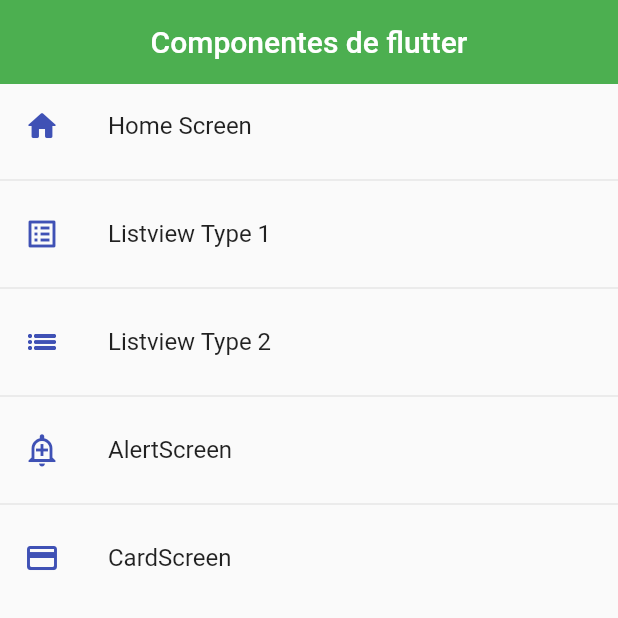
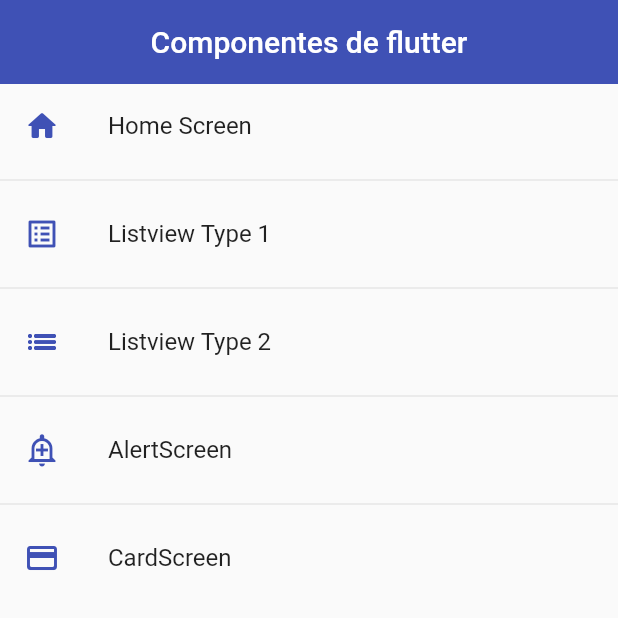
Before and after one commit to SrDaviid/First-project-flutter, a Flutter app: the screen it shows after launch, on a phone screen of 412 x 824 dp, the top half of it. Run offline on Flutter 3.47's test engine with Material 2 defaults, Android fonts, the phone set to English and light mode, and no system bars.

Commit message:
Add floating-button theme & elevated-button theme

```diff
--- a/lib/themes/app_theme.dart
+++ b/lib/themes/app_theme.dart
@@ -11,11 +11,22 @@ class AppTheme {
       primaryColor: Colors.red,
 
       //Appbar Theme
-      appBarTheme: const AppBarTheme(color: lightAppbar, elevation: 0),
+      appBarTheme: const AppBarTheme(color: primary, elevation: 0),
 
       //Text Button Theme
       textButtonTheme: TextButtonThemeData(
-          style: TextButton.styleFrom(foregroundColor: primary)));
+          style: TextButton.styleFrom(foregroundColor: primary)),
+
+      //Floating Action Button Theme
+      floatingActionButtonTheme:
+          const FloatingActionButtonThemeData(backgroundColor: primary),
+
+      //Elevated Buttons
+      elevatedButtonTheme: ElevatedButtonThemeData(
+          style: ElevatedButton.styleFrom(
+              backgroundColor: Colors.indigo,
+              shape: const StadiumBorder(),
+              elevation: 0)));
 
   //Dark theme
   static final ThemeData darkTheme = ThemeData.dark().copyWith(
```
